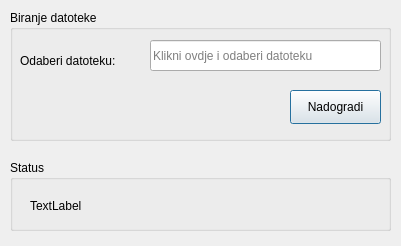
Old version of the form untitled.ui in the repository hrvoojex/pantheon_upgrade_local.
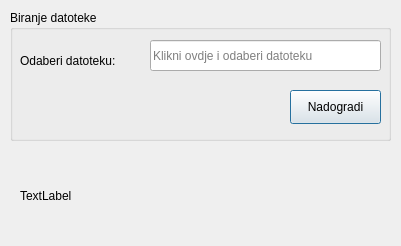
New version of the form.

Commit message: Added *.exe as open file filter

```diff
--- a/untitled.ui
+++ b/untitled.ui
@@ -65,31 +65,18 @@
     </property>
    </widget>
   </widget>
-  <widget class="QGroupBox" name="groupBox_2">
-   <property name="geometry">
-    <rect>
-     <x>10</x>
-     <y>160</y>
-     <width>381</width>
-     <height>71</height>
-    </rect>
-   </property>
-   <property name="title">
-    <string>Status</string>
-   </property>
-   <widget class="QLabel" name="label_3">
+  <widget class="QLabel" name="label_2">
     <property name="geometry">
      <rect>
       <x>20</x>
-      <y>30</y>
-      <width>341</width>
-      <height>31</height>
+     <y>170</y>
+     <width>371</width>
+     <height>51</height>
      </rect>
     </property>
     <property name="text">
      <string>TextLabel</string>
     </property>
-   </widget>
   </widget>
  </widget>
  <resources/>
```
Lines whose indentation alone changed are shown as unchanged. The commit also changes 1 other file.
